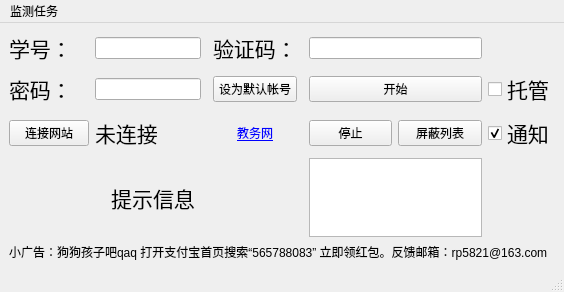
First picture: the form in ReportMonitor_UI.ui, repository zhongsheng-chen/ReportMonitor, before the edit.
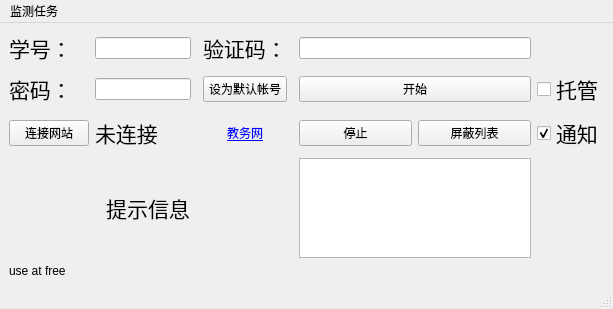
Second picture: the form after the edit. Icons and pictures are not drawn.

```diff
--- a/ReportMonitor_UI.ui
+++ b/ReportMonitor_UI.ui
@@ -6,8 +6,8 @@
    <rect>
     <x>0</x>
     <y>0</y>
-    <width>564</width>
-    <height>292</height>
+    <width>613</width>
+    <height>309</height>
    </rect>
   </property>
   <property name="windowTitle">
@@ -143,7 +143,7 @@
     <item row="8" column="0" rowspan="2" colspan="8">
      <widget class="QLabel" name="label">
       <property name="text">
-       <string>&lt;html&gt;&lt;head/&gt;&lt;body&gt;&lt;p&gt;小广告：狗狗孩子吧qaq 打开支付宝首页搜索“565788083” 立即领红包。反馈邮箱：rp5821@163.com&lt;/p&gt;&lt;/body&gt;&lt;/html&gt;</string>
+       <string>&lt;html&gt;&lt;head/&gt;&lt;body&gt;&lt;p&gt;use at free&lt;/p&gt;&lt;/body&gt;&lt;/html&gt;</string>
       </property>
      </widget>
     </item>
@@ -221,8 +221,8 @@
     <rect>
      <x>0</x>
      <y>0</y>
-     <width>564</width>
-     <height>23</height>
+     <width>613</width>
+     <height>26</height>
     </rect>
    </property>
    <widget class="QMenu" name="menu">
```
